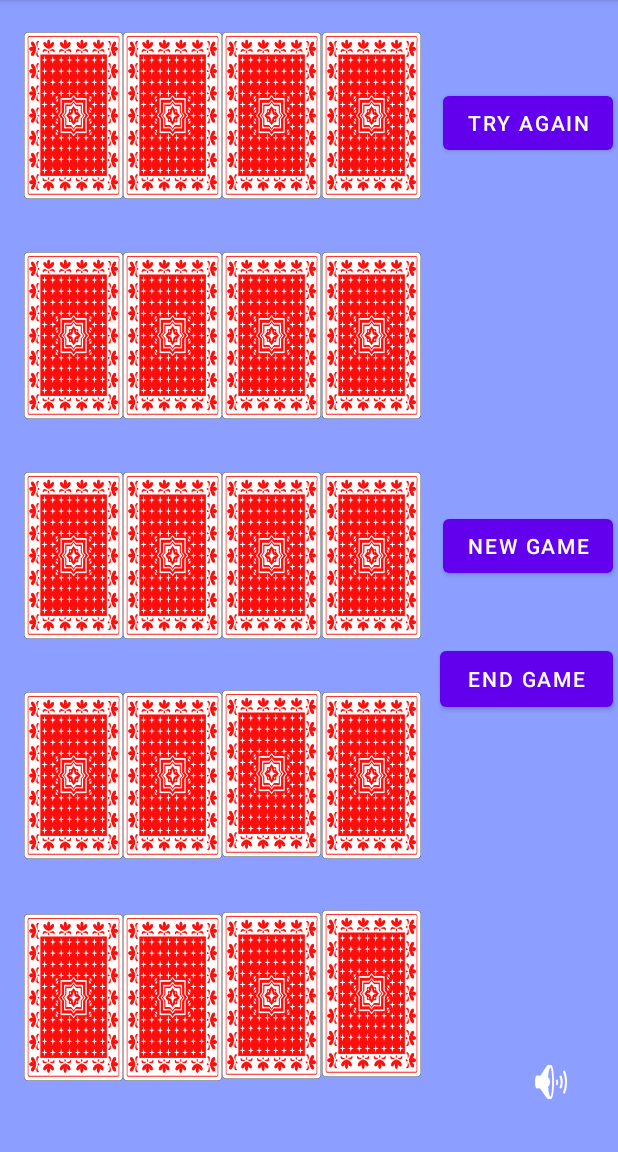
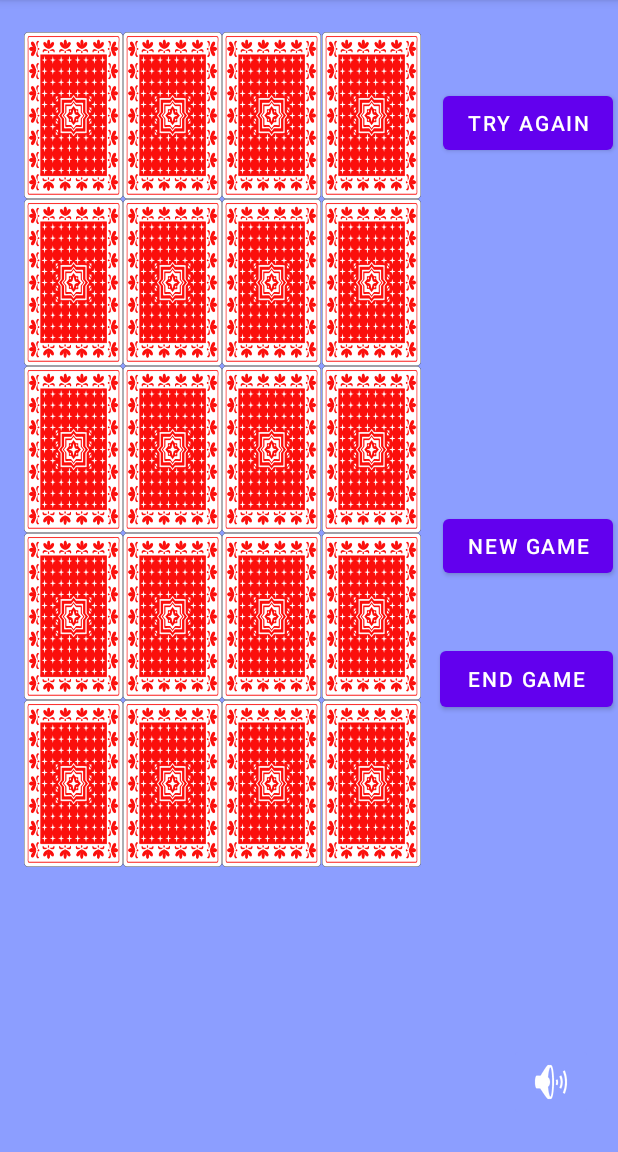
Before and after one commit to CS2450-Group/Concentration-Game, an Android app: the GameScreen screen opened directly, with no data from a screen before it, on a phone screen of 412 x 824 dp, the part 84-1236 px from its top. Run offline under Robolectric (Android 15) with nearby library versions, the phone set to English and light mode, and no system bars; Roboto replaces fonts that are not available here.

Commit message:
fixed game cards layout

```diff
--- a/app/src/main/res/layout/activity_game_screen.xml
+++ b/app/src/main/res/layout/activity_game_screen.xml
@@ -31,8 +31,8 @@
         app:layout_constraintEnd_toEndOf="parent"
         app:layout_constraintHorizontal_bias="0.237"
         app:layout_constraintStart_toStartOf="parent"
-        app:layout_constraintTop_toTopOf="parent"
-        app:layout_constraintVertical_bias="0.479" />
+        app:layout_constraintTop_toBottomOf="@+id/cardButton6"
+        app:layout_constraintVertical_bias="0.0" />
 
     <androidx.appcompat.widget.AppCompatButton
         android:id="@+id/cardButton11"
@@ -44,8 +44,8 @@
         app:layout_constraintEnd_toEndOf="parent"
         app:layout_constraintHorizontal_bias="0.428"
         app:layout_constraintStart_toStartOf="parent"
-        app:layout_constraintTop_toTopOf="parent"
-        app:layout_constraintVertical_bias="0.479" />
+        app:layout_constraintTop_toBottomOf="@+id/cardButton7"
+        app:layout_constraintVertical_bias="0.0" />
 
     <androidx.appcompat.widget.AppCompatButton
         android:id="@+id/cardButton12"
@@ -57,8 +57,8 @@
         app:layout_constraintEnd_toEndOf="parent"
         app:layout_constraintHorizontal_bias="0.62"
         app:layout_constraintStart_toStartOf="parent"
-        app:layout_constraintTop_toTopOf="parent"
-        app:layout_constraintVertical_bias="0.479" />
+        app:layout_constraintTop_toBottomOf="@+id/cardButton8"
+        app:layout_constraintVertical_bias="0.0" />
 
     <androidx.appcompat.widget.AppCompatButton
         android:id="@+id/cardButton14"
@@ -70,8 +70,8 @@
         app:layout_constraintEnd_toEndOf="parent"
         app:layout_constraintHorizontal_bias="0.237"
         app:layout_constraintStart_toStartOf="parent"
-        app:layout_constraintTop_toTopOf="parent"
-        app:layout_constraintVertical_bias="0.703" />
+        app:layout_constraintTop_toBottomOf="@+id/cardButton10"
+        app:layout_constraintVertical_bias="0.0" />
 
     <androidx.appcompat.widget.AppCompatButton
         android:id="@+id/cardButton15"
@@ -83,8 +83,8 @@
         app:layout_constraintEnd_toEndOf="parent"
         app:layout_constraintHorizontal_bias="0.428"
         app:layout_constraintStart_toStartOf="parent"
-        app:layout_constraintTop_toTopOf="parent"
-        app:layout_constraintVertical_bias="0.701" />
+        app:layout_constraintTop_toBottomOf="@+id/cardButton11"
+        app:layout_constraintVertical_bias="0.0" />
 
     <androidx.appcompat.widget.AppCompatButton
         android:id="@+id/cardButton16"
@@ -96,8 +96,8 @@
         app:layout_constraintEnd_toEndOf="parent"
         app:layout_constraintHorizontal_bias="0.62"
         app:layout_constraintStart_toStartOf="parent"
-        app:layout_constraintTop_toTopOf="parent"
-        app:layout_constraintVertical_bias="0.703" />
+        app:layout_constraintTop_toBottomOf="@+id/cardButton12"
+        app:layout_constraintVertical_bias="0.0" />
 
     <androidx.appcompat.widget.AppCompatButton
         android:id="@+id/cardButton18"
@@ -109,8 +109,8 @@
         app:layout_constraintEnd_toEndOf="parent"
         app:layout_constraintHorizontal_bias="0.237"
         app:layout_constraintStart_toStartOf="parent"
-        app:layout_constraintTop_toTopOf="parent"
-        app:layout_constraintVertical_bias="0.928" />
+        app:layout_constraintTop_toBottomOf="@+id/cardButton14"
+        app:layout_constraintVertical_bias="0.0" />
 
     <androidx.appcompat.widget.AppCompatButton
         android:id="@+id/cardButton19"
@@ -122,8 +122,8 @@
         app:layout_constraintEnd_toEndOf="parent"
         app:layout_constraintHorizontal_bias="0.428"
         app:layout_constraintStart_toStartOf="parent"
-        app:layout_constraintTop_toTopOf="parent"
-        app:layout_constraintVertical_bias="0.926" />
+        app:layout_constraintTop_toBottomOf="@+id/cardButton15"
+        app:layout_constraintVertical_bias="0.0" />
 
     <androidx.appcompat.widget.AppCompatButton
         android:id="@+id/cardButton20"
@@ -135,8 +135,8 @@
         app:layout_constraintEnd_toEndOf="parent"
         app:layout_constraintHorizontal_bias="0.62"
         app:layout_constraintStart_toStartOf="parent"
-        app:layout_constraintTop_toTopOf="parent"
-        app:layout_constraintVertical_bias="0.924" />
+        app:layout_constraintTop_toBottomOf="@+id/cardButton16"
+        app:layout_constraintVertical_bias="0.0" />
 
     <androidx.appcompat.widget.AppCompatButton
         android:id="@+id/cardButton6"
@@ -148,8 +148,8 @@
         app:layout_constraintEnd_toEndOf="parent"
         app:layout_constraintHorizontal_bias="0.237"
         app:layout_constraintStart_toStartOf="parent"
-        app:layout_constraintTop_toTopOf="parent"
-        app:layout_constraintVertical_bias="0.256" />
+        app:layout_constraintTop_toBottomOf="@+id/cardButton2"
+        app:layout_constraintVertical_bias="0.0" />
 
     <androidx.appcompat.widget.AppCompatButton
         android:id="@+id/cardButton7"
@@ -161,8 +161,8 @@
         app:layout_constraintEnd_toEndOf="parent"
         app:layout_constraintHorizontal_bias="0.428"
         app:layout_constraintStart_toStartOf="parent"
-        app:layout_constraintTop_toTopOf="parent"
-        app:layout_constraintVertical_bias="0.256" />
+        app:layout_constraintTop_toBottomOf="@+id/cardButton3"
+        app:layout_constraintVertical_bias="0.0" />
 
     <androidx.appcompat.widget.AppCompatButton
         android:id="@+id/cardButton8"
@@ -174,8 +174,8 @@
         app:layout_constraintEnd_toEndOf="parent"
         app:layout_constraintHorizontal_bias="0.62"
         app:layout_constraintStart_toStartOf="parent"
-        app:layout_constraintTop_toTopOf="parent"
-        app:layout_constraintVertical_bias="0.256" />
+        app:layout_constraintTop_toBottomOf="@+id/cardButton4"
+        app:layout_constraintVertical_bias="0.0" />
 
     <androidx.appcompat.widget.AppCompatButton
         android:id="@+id/cardButton17"
@@ -187,8 +187,8 @@
         app:layout_constraintEnd_toEndOf="parent"
         app:layout_constraintHorizontal_bias="0.046"
         app:layout_constraintStart_toStartOf="parent"
-        app:layout_constraintTop_toTopOf="parent"
-        app:layout_constraintVertical_bias="0.928" />
+        app:layout_constraintTop_toBottomOf="@+id/cardButton13"
+        app:layout_constraintVertical_bias="0.0" />
 
     <androidx.appcompat.widget.AppCompatButton
         android:id="@+id/cardButton5"
@@ -200,8 +200,8 @@
         app:layout_constraintEnd_toEndOf="parent"
         app:layout_constraintHorizontal_bias="0.046"
         app:layout_constraintStart_toStartOf="parent"
-        app:layout_constraintTop_toTopOf="parent"
-        app:layout_constraintVertical_bias="0.256" />
+        app:layout_constraintTop_toBottomOf="@+id/cardButton1"
+        app:layout_constraintVertical_bias="0.0" />
 
     <androidx.appcompat.widget.AppCompatButton
         android:id="@+id/cardButton9"
@@ -213,8 +213,8 @@
         app:layout_constraintEnd_toEndOf="parent"
         app:layout_constraintHorizontal_bias="0.046"
         app:layout_constraintStart_toStartOf="parent"
-        app:layout_constraintTop_toTopOf="parent"
-        app:layout_constraintVertical_bias="0.479" />
+        app:layout_constraintTop_toBottomOf="@+id/cardButton5"
+        app:layout_constraintVertical_bias="0.0" />
 
     <androidx.appcompat.widget.AppCompatButton
         android:id="@+id/cardButton13"
@@ -226,8 +226,8 @@
         app:layout_constraintEnd_toEndOf="parent"
         app:layout_constraintHorizontal_bias="0.046"
         app:layout_constraintStart_toStartOf="parent"
-        app:layout_constraintTop_toTopOf="parent"
-        app:layout_constraintVertical_bias="0.703" />
+        app:layout_constraintTop_toBottomOf="@+id/cardButton9"
+        app:layout_constraintVertical_bias="0.0" />
 
     <androidx.appcompat.widget.AppCompatButton
         android:id="@+id/cardButton1"
```
